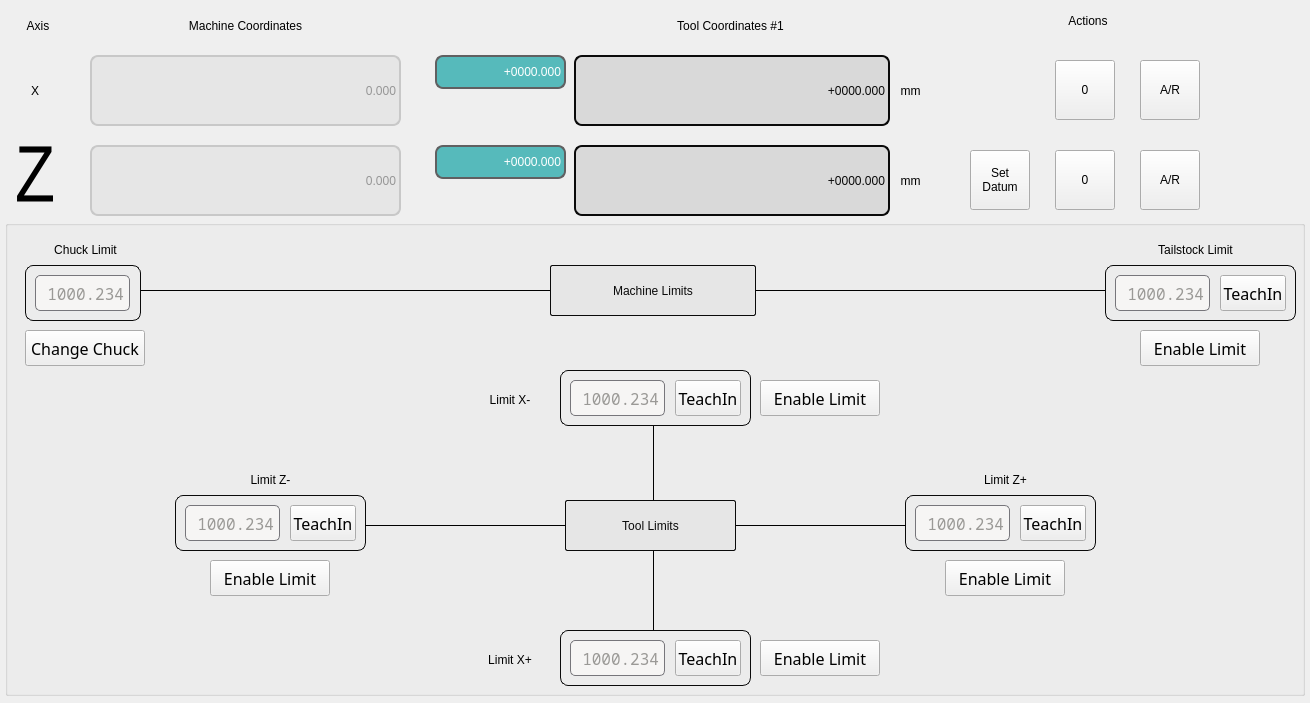
85vmh/teachinlathe, file src/teachinlathe/widgets/teachin_lathe_dro.ui: the form before one commit.
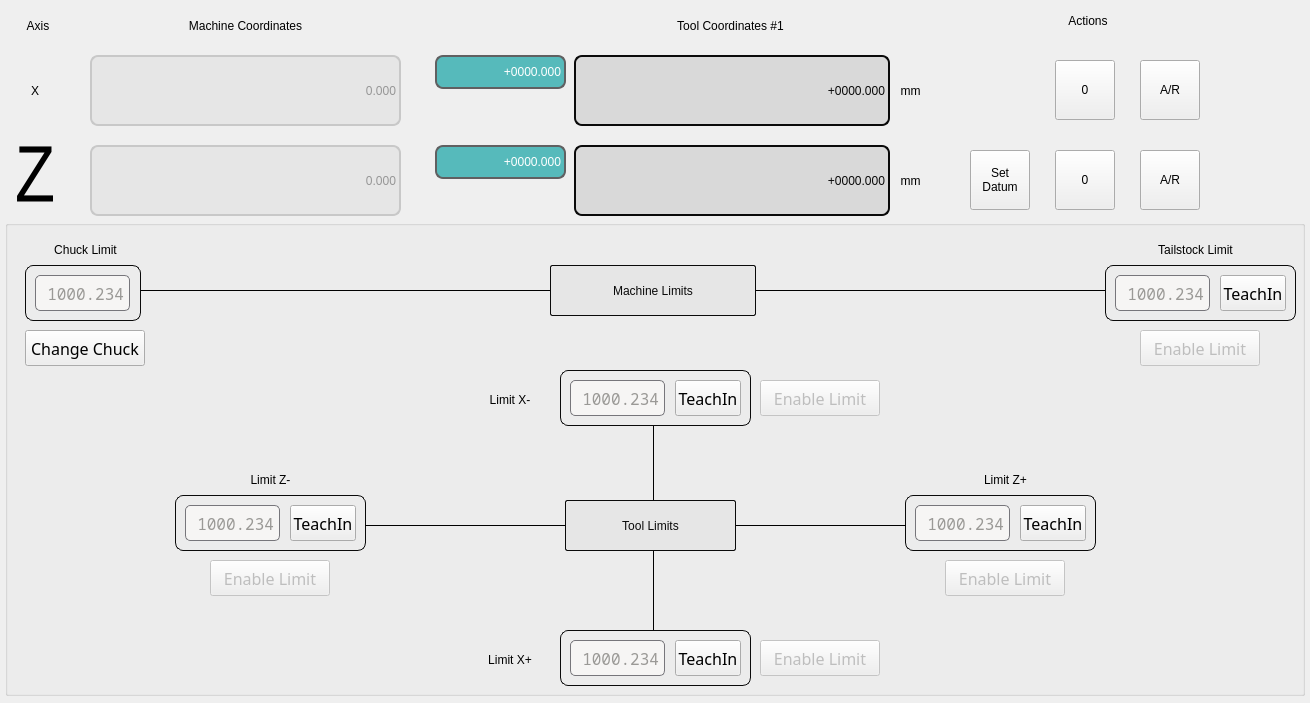
The form after the commit. Custom widgets are drawn as their Qt base class.

Commit message: Updated the view for the limits UI #4

The edit to the form file:
```diff
--- a/src/teachinlathe/widgets/teachin_lathe_dro.ui
+++ b/src/teachinlathe/widgets/teachin_lathe_dro.ui
@@ -1084,7 +1084,10 @@
      <set>Qt::AlignCenter</set>
     </property>
    </widget>
-   <widget class="QPushButton" name="enableZMinus">
+   <widget class="QPushButton" name="zMinusToggle">
+    <property name="enabled">
+     <bool>false</bool>
+    </property>
     <property name="geometry">
      <rect>
       <x>205</x>
@@ -1105,6 +1108,9 @@
     <property name="text">
      <string>Enable Limit</string>
     </property>
+    <property name="checkable">
+     <bool>true</bool>
+    </property>
    </widget>
    <widget class="QLabel" name="label_11">
     <property name="geometry">
@@ -1127,7 +1133,10 @@
      <set>Qt::AlignCenter</set>
     </property>
    </widget>
-   <widget class="QPushButton" name="enableZPlus">
+   <widget class="QPushButton" name="zPlusToggle">
+    <property name="enabled">
+     <bool>false</bool>
+    </property>
     <property name="geometry">
      <rect>
       <x>940</x>
@@ -1148,6 +1157,9 @@
     <property name="text">
      <string>Enable Limit</string>
     </property>
+    <property name="checkable">
+     <bool>true</bool>
+    </property>
    </widget>
    <widget class="QLabel" name="label_13">
     <property name="geometry">
@@ -1170,7 +1182,10 @@
      <set>Qt::AlignCenter</set>
     </property>
    </widget>
-   <widget class="QPushButton" name="enableTailstock">
+   <widget class="QPushButton" name="tailstockToggle">
+    <property name="enabled">
+     <bool>false</bool>
+    </property>
     <property name="geometry">
      <rect>
       <x>1135</x>
@@ -1191,6 +1206,15 @@
     <property name="text">
      <string>Enable Limit</string>
     </property>
+    <property name="checkable">
+     <bool>true</bool>
+    </property>
+    <property name="checked">
+     <bool>false</bool>
+    </property>
+    <property name="default">
+     <bool>false</bool>
+    </property>
    </widget>
    <widget class="QLabel" name="label_15">
     <property name="geometry">
@@ -1213,7 +1237,10 @@
      <set>Qt::AlignCenter</set>
     </property>
    </widget>
-   <widget class="QPushButton" name="enableXPlus">
+   <widget class="QPushButton" name="xPlusToggle">
+    <property name="enabled">
+     <bool>false</bool>
+    </property>
     <property name="geometry">
      <rect>
       <x>755</x>
@@ -1234,6 +1261,9 @@
     <property name="text">
      <string>Enable Limit</string>
     </property>
+    <property name="checkable">
+     <bool>true</bool>
+    </property>
    </widget>
    <widget class="QLabel" name="label_17">
     <property name="geometry">
@@ -1256,7 +1286,10 @@
      <set>Qt::AlignCenter</set>
     </property>
    </widget>
-   <widget class="QPushButton" name="enableXMinus">
+   <widget class="QPushButton" name="xMinusToggle">
+    <property name="enabled">
+     <bool>false</bool>
+    </property>
     <property name="geometry">
      <rect>
       <x>755</x>
@@ -1277,6 +1310,9 @@
     <property name="text">
      <string>Enable Limit</string>
     </property>
+    <property name="checkable">
+     <bool>true</bool>
+    </property>
    </widget>
    <widget class="QLabel" name="label_18">
     <property name="geometry">
```
Left out of the diff: 116 changed lines with no effect on the pictures. The commit also changes 2 other files.
